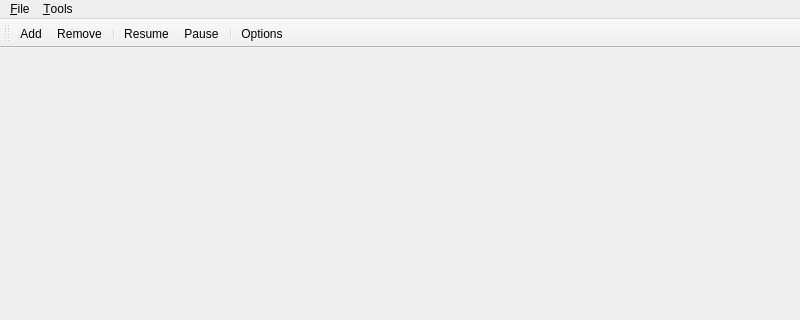
Before: the Qt Designer form src/mainwindow.ui in karoyqiu/qaria, drawn with Qt 5; both pictures show x 0 to 800 and y 0 to 320 of the 800 by 500 pixel window.
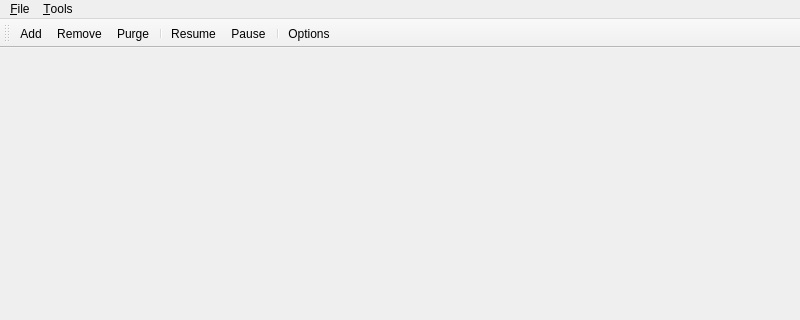
After: the same form once the commit is applied. Icons and pictures are not drawn. Custom widgets are drawn as their Qt base class.

What changed in the file:
```diff
--- a/src/mainwindow.ui
+++ b/src/mainwindow.ui
@@ -221,6 +221,7 @@
    </attribute>
    <addaction name="actionAdd"/>
    <addaction name="actionRemove"/>
+   <addaction name="actionPurge"/>
    <addaction name="separator"/>
    <addaction name="actionResume"/>
    <addaction name="actionPause"/>
@@ -272,7 +273,7 @@
      <normaloff>:/icons/media-playback-start.svg</normaloff>:/icons/media-playback-start.svg</iconset>
    </property>
    <property name="text">
-    <string>&amp;Resume</string>
+    <string>Re&amp;sume</string>
    </property>
   </action>
   <action name="actionPause">
@@ -289,6 +290,15 @@
     <string>Magnet To Torrent</string>
    </property>
   </action>
+  <action name="actionPurge">
+   <property name="icon">
+    <iconset resource="icons/icons.qrc">
+     <normaloff>:/icons/edit-clear.svg</normaloff>:/icons/edit-clear.svg</iconset>
+   </property>
+   <property name="text">
+    <string>Pur&amp;ge</string>
+   </property>
+  </action>
  </widget>
  <customwidgets>
   <customwidget>
```
Left out of the diff: 10 changed lines with no effect on the pictures.
